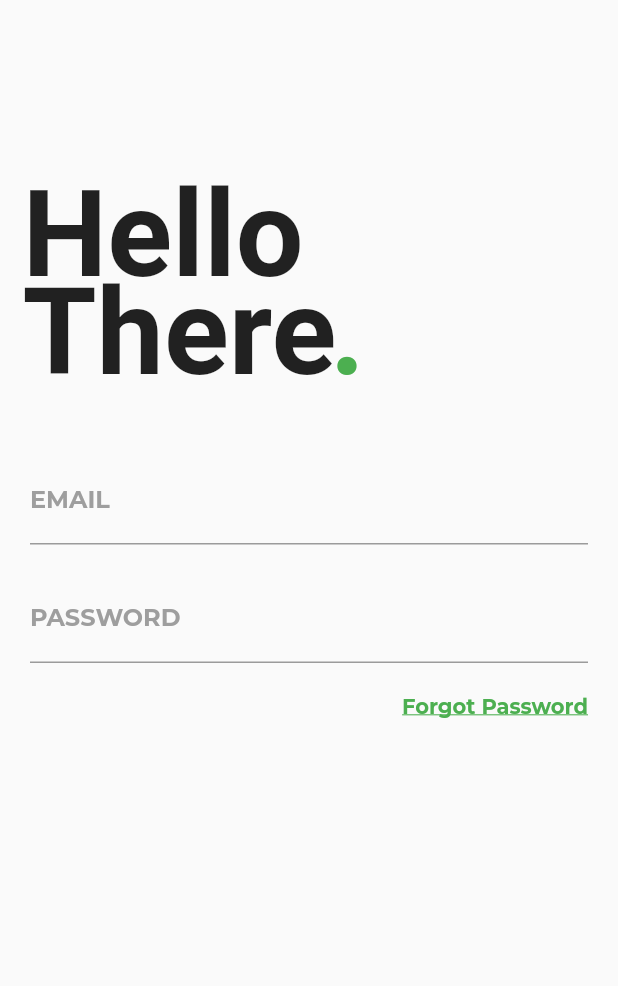
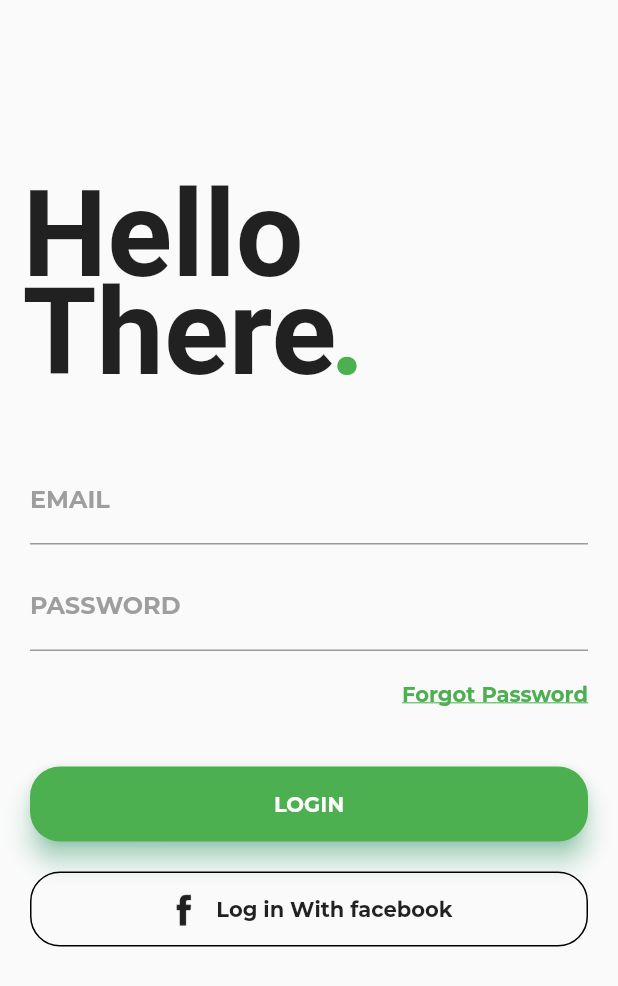
Before and after one commit to kokodavid/messagingappui, a Flutter app: the screen it shows after launch, on a phone screen of 412 x 824 dp. Shown: the top 986 px of the screen. Run offline on Flutter 3.47's test engine with Material 2 defaults, Android fonts, the phone set to English and light mode, and no system bars; project files that could hold a hidden picture were left out.

Commit message:
login button and facebook button

```diff
--- a/lib/main.dart
+++ b/lib/main.dart
@@ -65,7 +65,7 @@ class _MyHomePageState extends State<MyHomePage> {
                   ),
                 ),
                 SizedBox(
-                  height: 20.0,
+                  height: 12.0,
                 ),
                 TextField(
                   decoration: InputDecoration(
@@ -96,7 +96,65 @@ class _MyHomePageState extends State<MyHomePage> {
                       decoration: TextDecoration.underline
                     ),),
                   ),
-                )
+                ),
+                SizedBox(
+                  height: 40.0,),
+                Container(
+                  height: 50.0,
+                  child: Material(
+                    borderRadius: BorderRadius.circular(20.0),
+                    shadowColor: Colors.greenAccent,
+                    color: Colors.green,
+                    elevation: 7.0,
+                    child: GestureDetector(
+                      onTap: (){},
+                      child: Center(
+                        child: Text(
+                            'LOGIN',
+                          style: TextStyle(
+                            color: Colors.white,
+                            fontFamily: 'Montserrat',
+                            fontWeight: FontWeight.bold
+                          ),
+                        ),
+                      ),
+                    ),
+                  ),
+                ),
+                SizedBox(
+                  height: 20.0,
+                ),
+                Container(
+                  height: 50.0,
+                  color: Colors.transparent,
+                  child: Container(
+                    decoration: BoxDecoration(
+                      border: Border.all(
+                        color: Colors.black,
+                        style: BorderStyle.solid
+                      ),
+                      color: Colors.transparent,
+                      borderRadius: BorderRadius.circular(20.0)
+                    ),
+                    child: Row(
+                      mainAxisAlignment: MainAxisAlignment.center,
+                      children: <Widget>[
+                        Center(
+                          child: ImageIcon(AssetImage('assets/facebook.png')),
+                        ),
+                        SizedBox(width: 10.0,),
+                        Center(
+                          child: Text(
+                            'Log in With facebook',
+                            style: TextStyle(
+                              fontWeight: FontWeight.bold,
+                              fontFamily: 'Montserrat'
+                            ),),
+                        )
+                      ],
+                    ),
+                  ),
+                ),
               ],
             ),
           )
--- a/pubspec.yaml
+++ b/pubspec.yaml
@@ -45,8 +45,8 @@ flutter:
   uses-material-design: true
 
   # To add assets to your application, add an assets section, like this:
-  # assets:
-  #   - images/a_dot_burr.jpeg
+  assets:
+   - assets/facebook.png
   #   - images/a_dot_ham.jpeg
 
   # An image asset can refer to one or more resolution-specific "variants", see
```
Also changed, not shown: assets/facebook.png (added).
